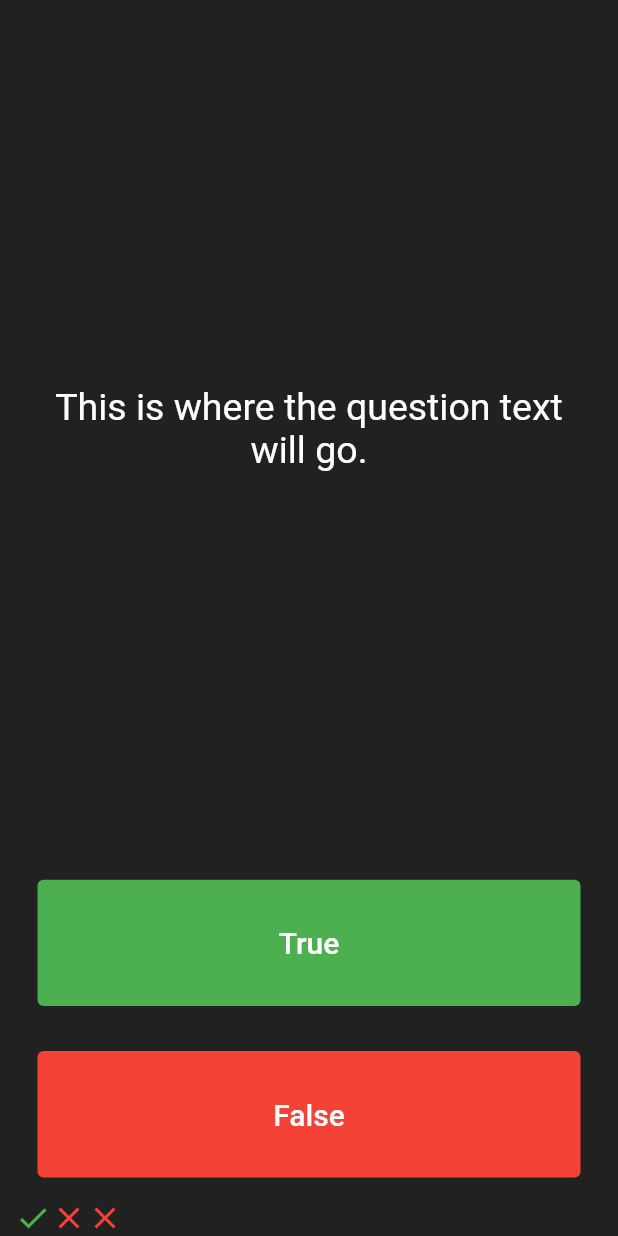
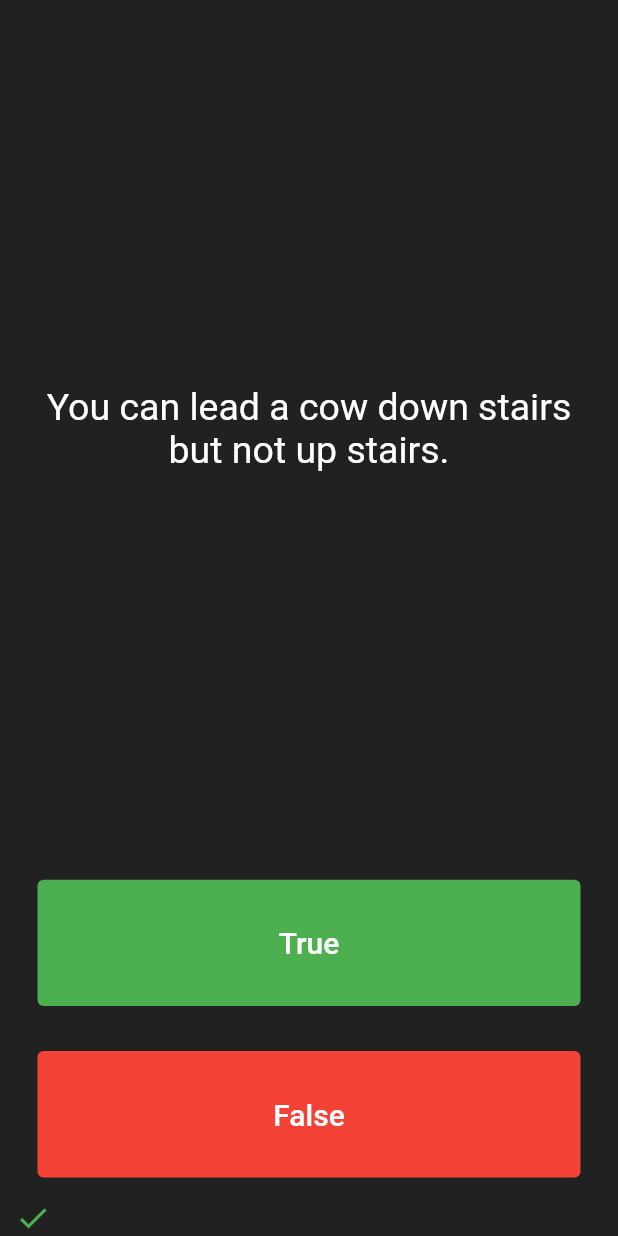
Before and after one commit to berhanudagnew/quizz_app, a Flutter app: the screen it shows after launch, after a tap on "True", on a phone screen of 412 x 824 dp. Run offline on Flutter 3.47's test engine with Material 2 defaults, Android fonts, the phone set to English and light mode, and no system bars.

Commit message:
update class

```diff
--- a/lib/main.dart
+++ b/lib/main.dart
@@ -1,10 +1,12 @@
-// ignore_for_file: prefer_const_constructors
+// ignore_for_file: prefer_const_constructors, prefer_const_literals_to_create_immutables
 
 import 'package:flutter/material.dart';
+import 'package:quizz_app/quiz_brain.dart';
 
-void main() => runApp(Quizzler());
+QuizBrain quizBrain = QuizBrain();
+void main() => runApp(QuizzApp());
 
-class Quizzler extends StatelessWidget {
+class QuizzApp extends StatelessWidget {
   @override
   Widget build(BuildContext context) {
     return MaterialApp(
@@ -27,6 +29,30 @@ class QuizPage extends StatefulWidget {
 }
 
 class _QuizPageState extends State<QuizPage> {
+  List<Icon> score_keeper = [];
+  void check_answer(bool user_answer) {
+    bool correct_answer = quizBrain.get_question_answer();
+    setState(() {
+      if (user_answer == correct_answer) {
+        quizBrain.next_question();
+        score_keeper.add(
+          Icon(
+            Icons.check,
+            color: Colors.green,
+          ),
+        );
+      } else {
+        quizBrain.next_question();
+        score_keeper.add(
+          Icon(
+            Icons.close,
+            color: Colors.red,
+          ),
+        );
+      }
+    });
+  }
+
   @override
   Widget build(BuildContext context) {
     return Column(
@@ -39,7 +65,7 @@ class _QuizPageState extends State<QuizPage> {
             padding: EdgeInsets.all(10.0),
             child: Center(
               child: Text(
-                'This is where the question text will go.',
+                quizBrain.get_question_text(),
                 textAlign: TextAlign.center,
                 style: TextStyle(
                   fontSize: 25.0,
@@ -65,7 +91,7 @@ class _QuizPageState extends State<QuizPage> {
               ),
               onPressed: () {
                 //The user picked true.
-                print('hello');
+                check_answer(true);
               },
             ),
           ),
@@ -86,26 +112,14 @@ class _QuizPageState extends State<QuizPage> {
               ),
               onPressed: () {
                 //The user picked false.
+                check_answer(false);
               },
             ),
           ),
         ),
         //TODO: Add a Row here as your score keeper
         Row(
-          children: [
-            Icon(
-              Icons.check,
-              color: Colors.green,
-            ),
-            Icon(
-              Icons.close,
-              color: Colors.red,
-            ),
-            Icon(
-              Icons.close,
-              color: Colors.red,
-            ),
-          ],
+          children: score_keeper,
         ),
       ],
     );
--- /dev/null
+++ b/lib/question.dart
@@ -0,0 +1,9 @@
+class Question {
+  String question_text;
+  bool question_answer;
+
+  Question(this.question_text, this.question_answer) {
+    question_text = this.question_text;
+    question_answer = this.question_answer;
+  }
+}
--- /dev/null
+++ b/lib/quiz_brain.dart
@@ -0,0 +1,46 @@
+import 'package:quizz_app/question.dart';
+
+class QuizBrain {
+  int _question_number = 0;
+  List<Question> _question_banck = [
+    Question('Some cats are actually allergic to humans', true),
+    Question('You can lead a cow down stairs but not up stairs.', false),
+    Question('Approximately one quarter of human bones are in the feet.', true),
+    Question('A slug\'s blood is green.', true),
+    Question('Buzz Aldrin\'s mother\'s maiden name was \"Moon\".', true),
+    Question('It is illegal to pee in the Ocean in Portugal.', true),
+    Question(
+        'No piece of square dry paper can be folded in half more than 7 times.',
+        false),
+    Question(
+        'In London, UK, if you happen to die in the House of Parliament, you are technically entitled to a state funeral, because the building is considered too sacred a place.',
+        true),
+    Question(
+        'The loudest sound produced by any animal is 188 decibels. That animal is the African Elephant.',
+        false),
+    Question(
+        'The total surface area of two human lungs is approximately 70 square metres.',
+        true),
+    Question('Google was originally called \"Backrub\".', true),
+    Question(
+        'Chocolate affects a dog\'s heart and nervous system; a few ounces are enough to kill a small dog.',
+        true),
+    Question(
+        'In West Virginia, USA, if you accidentally hit an animal with your car, you are free to take it home to eat.',
+        true),
+  ];
+
+  void next_question() {
+    if (_question_number < _question_banck.length - 1) {
+      _question_number++;
+    }
+  }
+
+  String get_question_text() {
+    return _question_banck[_question_number].question_text;
+  }
+
+  bool get_question_answer() {
+    return _question_banck[_question_number].question_answer;
+  }
+}
```
